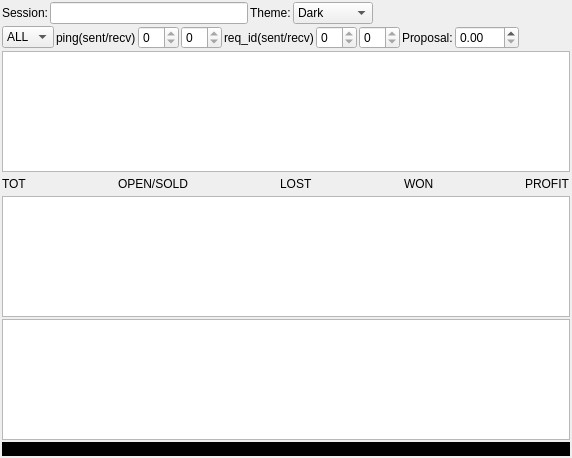
fabriziodesiati/BrokerTelegramBot, file ui/wdgcentral.ui: the form before one commit.
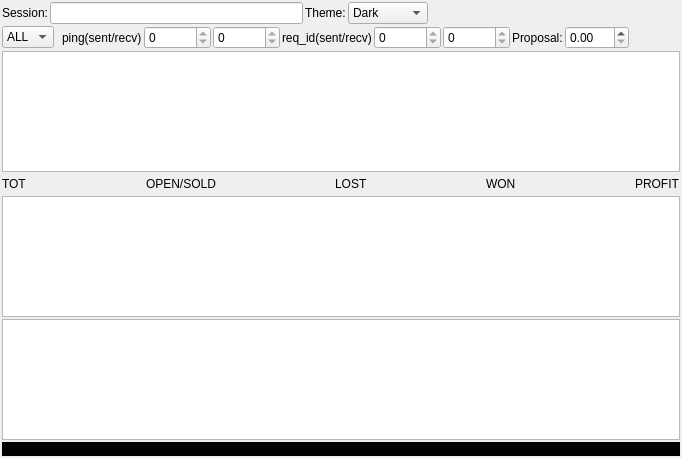
The form after the commit. Icons and pictures are not drawn.

Commit message: minor: changed minimum for spin box from 99 to MAX

Patch:
```diff
--- a/ui/wdgcentral.ui
+++ b/ui/wdgcentral.ui
@@ -6,7 +6,7 @@
    <rect>
     <x>0</x>
     <y>0</y>
-    <width>514</width>
+    <width>682</width>
     <height>458</height>
    </rect>
   </property>
@@ -147,6 +147,9 @@
        <property name="readOnly">
         <bool>true</bool>
        </property>
+       <property name="maximum">
+        <number>999999999</number>
+       </property>
       </widget>
      </item>
      <item>
@@ -154,6 +157,9 @@
        <property name="readOnly">
         <bool>true</bool>
        </property>
+       <property name="maximum">
+        <number>999999999</number>
+       </property>
       </widget>
      </item>
      <item>
@@ -168,6 +174,9 @@
        <property name="readOnly">
         <bool>true</bool>
        </property>
+       <property name="maximum">
+        <number>999999999</number>
+       </property>
       </widget>
      </item>
      <item>
@@ -175,6 +184,9 @@
        <property name="readOnly">
         <bool>true</bool>
        </property>
+       <property name="maximum">
+        <number>999999999</number>
+       </property>
       </widget>
      </item>
      <item>
```
